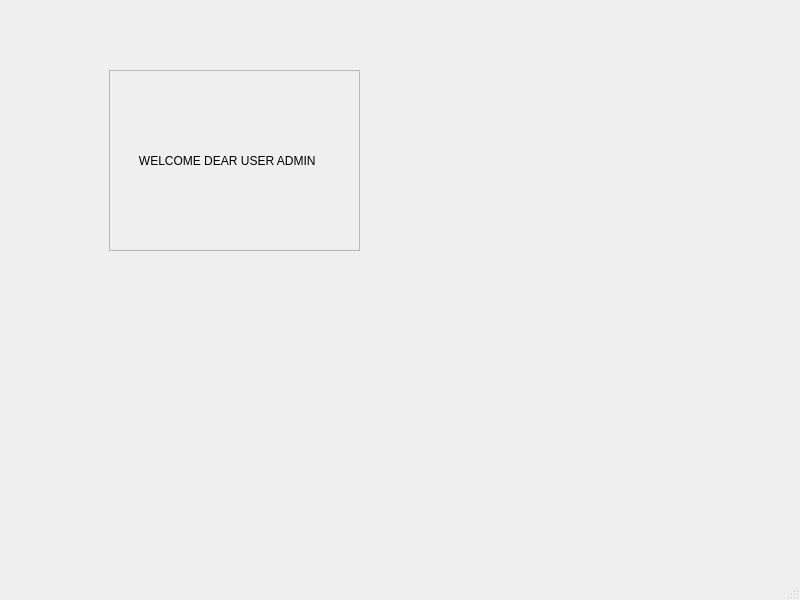
Before: the Qt Designer form mainwindow.ui in mariamko25/ProjetQT, drawn with Qt 5.
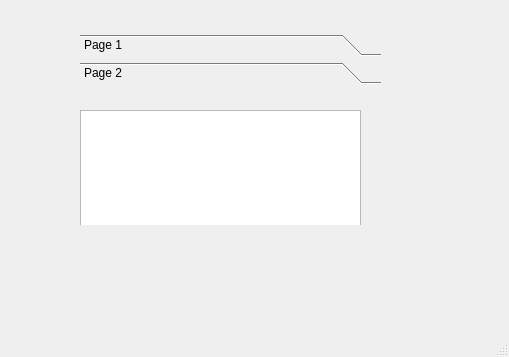
After: the same form once the commit is applied.

What changed in the file:
```diff
--- a/mainwindow.ui
+++ b/mainwindow.ui
@@ -6,53 +6,71 @@
    <rect>
     <x>0</x>
     <y>0</y>
-    <width>800</width>
-    <height>600</height>
+    <width>509</width>
+    <height>357</height>
    </rect>
   </property>
   <property name="windowTitle">
    <string>MainWindow</string>
   </property>
   <widget class="QWidget" name="centralwidget">
-   <widget class="QFrame" name="frame">
+   <widget class="QToolBox" name="toolBox">
     <property name="geometry">
      <rect>
-      <x>109</x>
-      <y>70</y>
-      <width>251</width>
-      <height>181</height>
+      <x>80</x>
+      <y>34</y>
+      <width>301</width>
+      <height>191</height>
      </rect>
     </property>
-    <property name="frameShape">
-     <enum>QFrame::StyledPanel</enum>
+    <property name="currentIndex">
+     <number>1</number>
     </property>
-    <property name="frameShadow">
-     <enum>QFrame::Raised</enum>
-    </property>
-    <widget class="QWidget" name="gridLayoutWidget">
+    <widget class="QWidget" name="Recherche">
      <property name="geometry">
       <rect>
        <x>0</x>
        <y>0</y>
-       <width>251</width>
-       <height>181</height>
+       <width>301</width>
+       <height>123</height>
       </rect>
      </property>
-     <layout class="QGridLayout" name="gridLayout">
-      <item row="0" column="0">
-       <widget class="QLabel" name="label">
-        <property name="minimumSize">
-         <size>
-          <width>249</width>
-          <height>179</height>
-         </size>
-        </property>
-        <property name="text">
-         <string>         WELCOME DEAR USER ADMIN</string>
-        </property>
-       </widget>
-      </item>
-     </layout>
+     <attribute name="label">
+      <string>Page 1</string>
+     </attribute>
+     <widget class="QTableView" name="ViewRecherhe">
+      <property name="geometry">
+       <rect>
+        <x>0</x>
+        <y>0</y>
+        <width>281</width>
+        <height>91</height>
+       </rect>
+      </property>
+     </widget>
+    </widget>
+    <widget class="QWidget" name="Planification">
+     <property name="geometry">
+      <rect>
+       <x>0</x>
+       <y>0</y>
+       <width>301</width>
+       <height>123</height>
+      </rect>
+     </property>
+     <attribute name="label">
+      <string>Page 2</string>
+     </attribute>
+     <widget class="QTableView" name="ViewPlanification">
+      <property name="geometry">
+       <rect>
+        <x>0</x>
+        <y>20</y>
+        <width>281</width>
+        <height>192</height>
+       </rect>
+      </property>
+     </widget>
     </widget>
    </widget>
   </widget>
```
Left out of the diff: 8 changed lines with no effect on the pictures.
